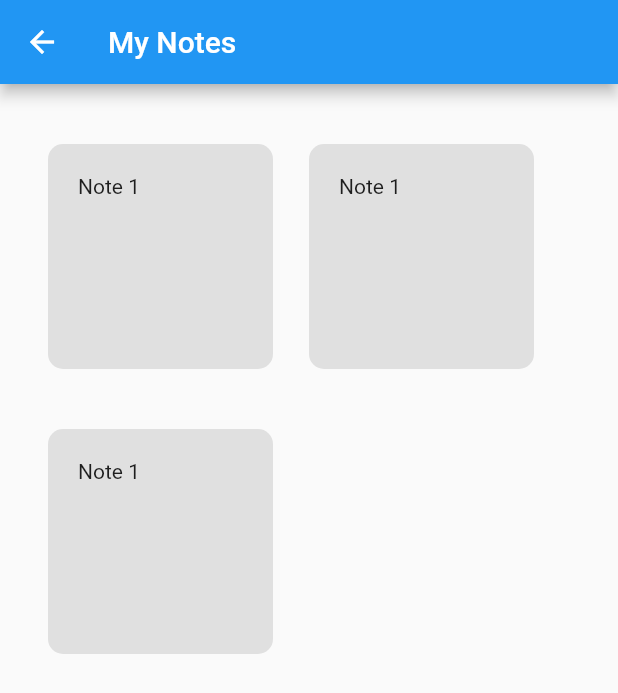
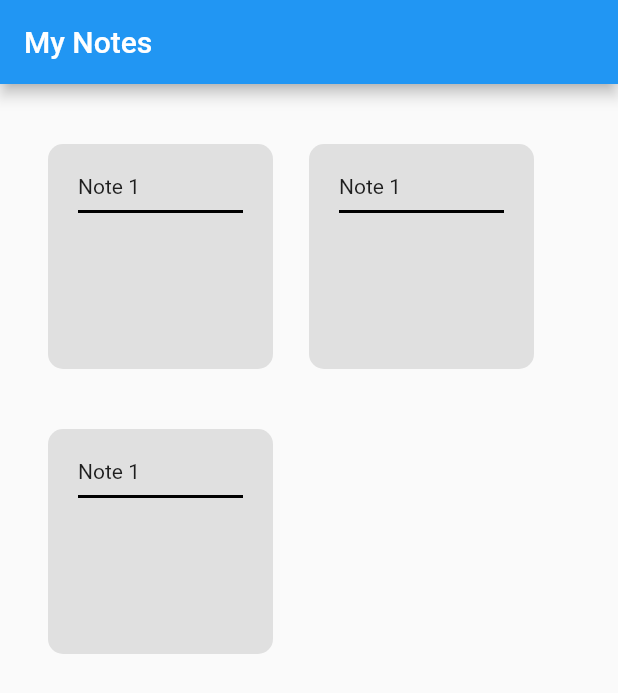
Before and after one commit to Burakka1/AlzHelper, a Flutter app: the Notes screen opened directly, on a phone screen of 412 x 824 dp. Shown: the top 693 px of the screen. Run offline on Flutter 3.47's test engine with Material 2 defaults, Android fonts, the phone set to English and light mode, and no system bars.

Commit message:
divider eklendi

```diff
--- a/lib/Classes.dart
+++ b/lib/Classes.dart
@@ -49,7 +49,9 @@ class NotesWidget extends StatelessWidget {
 
   @override
   Widget build(BuildContext context) {
+
     return Container(
+
       width: 150,
       height: 150,
       margin: const EdgeInsets.symmetric(horizontal: 12, vertical: 20),
@@ -57,22 +59,28 @@ class NotesWidget extends StatelessWidget {
         borderRadius: BorderRadius.circular(10),
         color: AllColors.grey,
       ),
+
       child: Padding(
-        // Padding içinde Align ve SizedBox kullanılarak sol üst köşede yerleştirilir
         padding: const EdgeInsets.all(20),
-        child: Align(
-          alignment: Alignment.topLeft,
-          child: SizedBox(
-            width: 110,
-            height: 110,
-            child: child,
-          ),
+        child: Column(
+          crossAxisAlignment: CrossAxisAlignment.start,
+          children: [
+            SizedBox(
+              width: 110,
+              height: 20, // height değeri 120 olarak değiştirildi
+              child: child,
+            ),
+            const Divider(
+  height: 10,
+  thickness: 2,
+  color: AllColors.black,
+),
+          ],
         ),
       ),
     );
   }
 }
-
 class FamilyRelationsWidget extends StatelessWidget {
   final String name;
   final String degreeOfCloseness;
--- a/lib/main.dart
+++ b/lib/main.dart
@@ -15,7 +15,7 @@ class MyApp extends StatelessWidget {
       theme: ThemeData(
         primarySwatch: Colors.blue,
       ),
-      home: Navbar(),
+      home: Notes(),
     );
   }
 }
```
